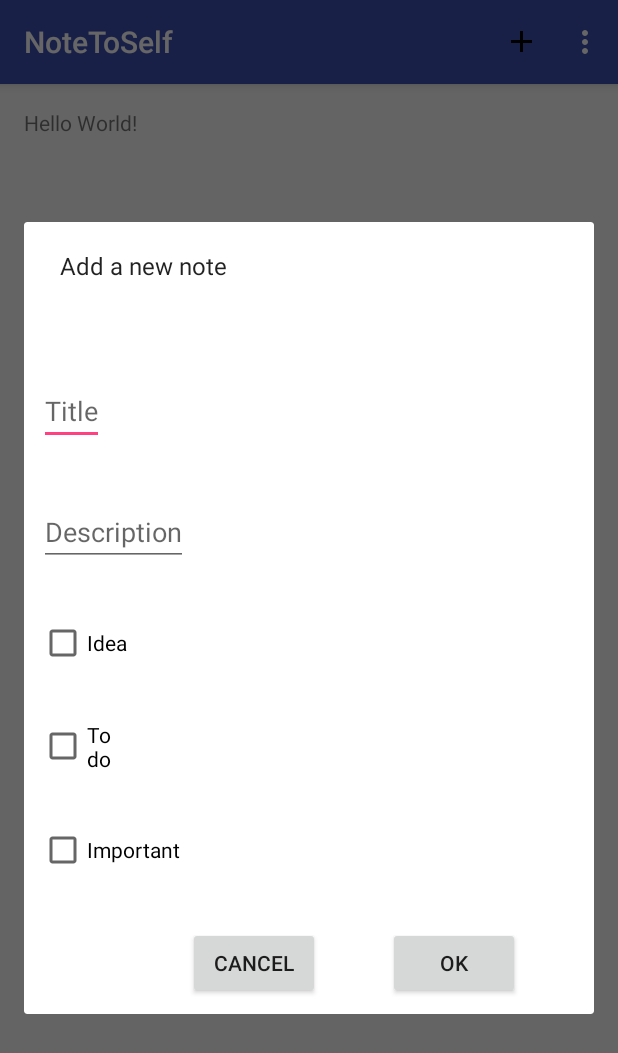
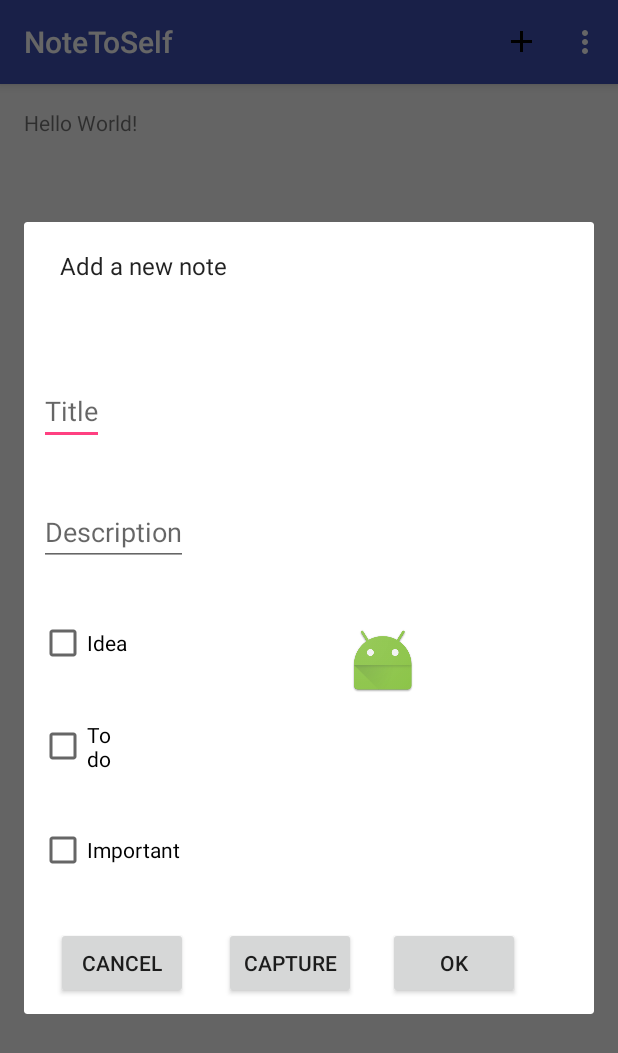
Before and after one commit to 501gabe/GabeRepo, an Android app: the screen it shows after launch (MainActivity), after a tap on "add", on a phone screen of 412 x 824 dp. Shown: the top 1053 px of the screen. Run offline under Robolectric (Android 15) with nearby library versions, the phone set to English and light mode, and no system bars.

Commit message:
Initial Commit: uploading NotetoSelf App

```diff
--- a/NoteToSelf/app/build.gradle
+++ b/NoteToSelf/app/build.gradle
@@ -7,7 +7,7 @@ android {
     defaultConfig {
         applicationId "com.gabe.android.aca.notetoself"
         minSdkVersion 16
-        targetSdkVersion 24
+        targetSdkVersion 22
         versionCode 1
         versionName "1.0"
     }
--- a/NoteToSelf/app/src/main/java/com/gabe/android/aca/notetoself/SettingsActivity.java
+++ b/NoteToSelf/app/src/main/java/com/gabe/android/aca/notetoself/SettingsActivity.java
@@ -58,10 +58,10 @@ public class SettingsActivity extends AppCompatActivity {
 
                 RadioGroup radioGroup = (RadioGroup) findViewById(R.id.radioGroup);
 
-// Deselect all buttons
+                // Deselect all buttons
                 radioGroup.clearCheck();
 
-// Which radio button should be selected?
+                // Which radio button should be selected?
                 switch (mAnimOption) {
 
                     case FAST:
--- a/NoteToSelf/app/src/main/res/layout/dialogue_new_note.xml
+++ b/NoteToSelf/app/src/main/res/layout/dialogue_new_note.xml
@@ -1,6 +1,7 @@
 <?xml version="1.0" encoding="utf-8"?>
 <RelativeLayout xmlns:android="http://schemas.android.com/apk/res/android"
-    android:layout_width="match_parent" android:layout_height="match_parent"
+                xmlns:app="http://schemas.android.com/apk/res-auto"
+                android:layout_width="match_parent" android:layout_height="match_parent"
     android:padding="10dp">
 
     <EditText
@@ -60,16 +61,6 @@
     <Button
         android:layout_width="wrap_content"
         android:layout_height="wrap_content"
-        android:text="@string/cancel_button"
-        android:id="@+id/btnCancel"
-        android:layout_marginTop="35dp"
-        android:layout_below="@+id/checkBoxImportant"
-        android:layout_toRightOf="@+id/editDescription"
-        android:layout_toEndOf="@+id/editDescription" />
-
-    <Button
-        android:layout_width="wrap_content"
-        android:layout_height="wrap_content"
         android:text="@string/ok_button"
         android:id="@+id/btnOK"
         android:layout_alignTop="@+id/btnCancel"
@@ -77,4 +68,36 @@
         android:layout_alignParentEnd="true"
         android:layout_marginRight="39dp"
         android:layout_marginEnd="39dp" />
+
+    <Button
+        android:layout_width="wrap_content"
+        android:layout_height="wrap_content"
+        android:text="@string/cancel_button"
+        android:id="@+id/btnCancel"
+        android:layout_marginTop="35dp"
+        android:layout_below="@+id/checkBoxImportant"
+        android:layout_alignRight="@+id/editDescription"
+        android:layout_alignEnd="@+id/editDescription"/>
+
+    <Button
+        android:text="capture"
+        android:layout_width="wrap_content"
+        android:layout_height="wrap_content"
+        android:layout_alignBottom="@+id/btnOK"
+        android:layout_toLeftOf="@+id/btnOK"
+        android:layout_toStartOf="@+id/btnOK"
+        android:layout_marginRight="21dp"
+        android:layout_marginEnd="21dp"
+        android:id="@+id/picbutton"/>
+
+    <ImageView
+        android:layout_width="wrap_content"
+        android:layout_height="wrap_content"
+        app:srcCompat="@mipmap/ic_launcher"
+        android:layout_centerVertical="true"
+        android:layout_alignRight="@+id/btnOK"
+        android:layout_alignEnd="@+id/btnOK"
+        android:layout_marginRight="67dp"
+        android:layout_marginEnd="67dp"
+        android:id="@+id/previewimageView"/>
 </RelativeLayout>
```
Also changed, not shown: NoteToSelf/app/src/main/AndroidManifest.xml (+9 -0 lines), NoteToSelf/app/src/main/java/com/gabe/android/aca/notetoself/DialogNewNote.java (+99 -0 lines), NoteToSelf/app/src/main/java/com/gabe/android/aca/notetoself/DialogShowNote.java (+6 -2 lines), NoteToSelf/app/src/main/java/com/gabe/android/aca/notetoself/Image.java (deleted, +0 -10 lines), NoteToSelf/app/src/main/java/com/gabe/android/aca/notetoself/Note.java (+23 -6 lines), NoteToSelf/app/src/main/res/layout/dialog_show_note.xml (+11 -1 lines).
